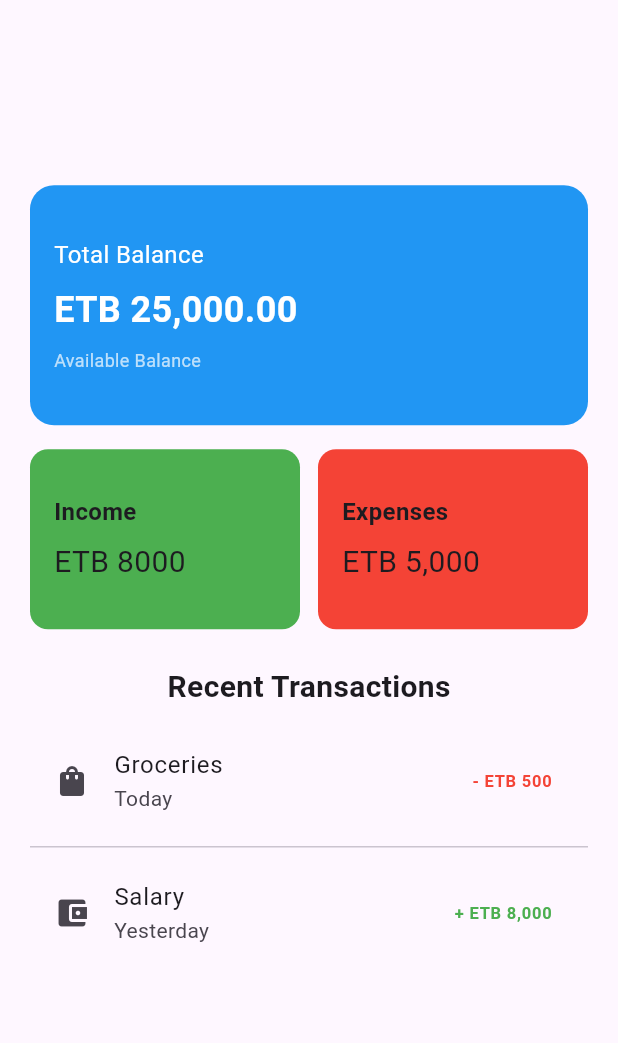
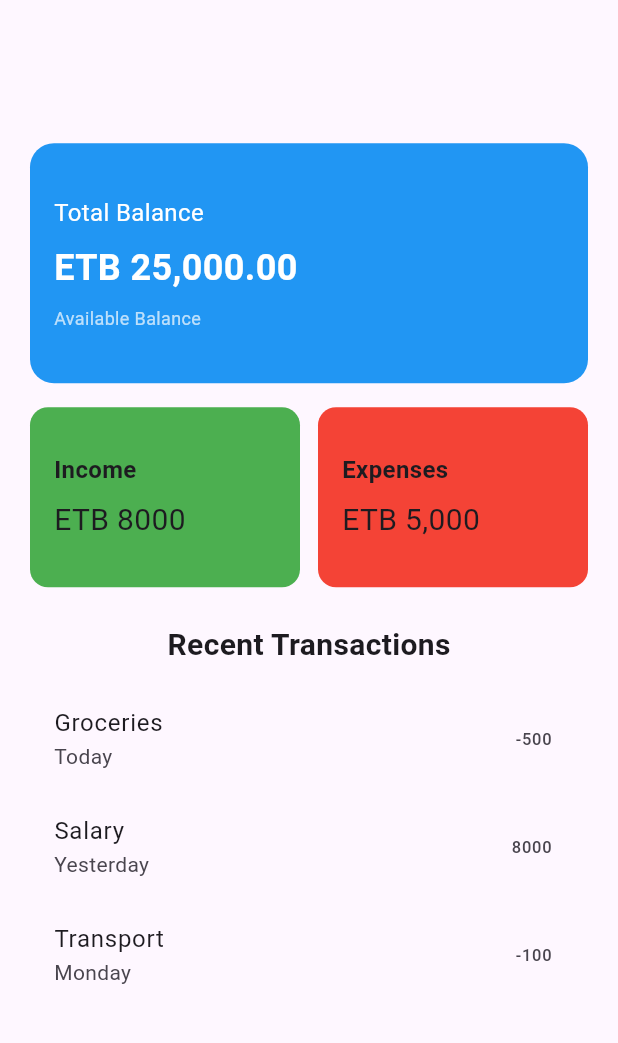
Before and after one commit to kalebbirhanu/fintracker, a Flutter app: the screen it shows after launch, on a phone screen of 412 x 824 dp, the part 84-1127 px from its top. Run offline on Flutter 3.47's test engine with Material 3 defaults, Android fonts, the phone set to English and light mode, and no system bars.

Commit message:
list of transactions

```diff
--- a/lib/main.dart
+++ b/lib/main.dart
@@ -51,7 +51,45 @@ class MyHomePage extends StatelessWidget {
   Widget build(BuildContext context) {
     // This method is rerun every time setState is called, for instance as done
     // by the _incrementCounter method above.
-    //
+
+
+    final transactions = [{
+      'title': 'Groceries',
+      'date': 'Today',
+      'amount': -500,
+      'isIncome': false,
+    },
+
+    {
+        'title': 'Salary',
+        'date': 'Yesterday',
+        'amount': 8000,
+        'isIncome': true,
+      },
+
+    {
+      'title': 'Transport',
+      'date': 'Monday',
+      'amount': -100,
+      'isIncome': false,
+    }
+    ];
+
+
+
+    final transactionWidgets = List.generate(transactions.length, (index) {
+
+     return ListTile(title: Text(transactions[index]['title'].toString()),
+      subtitle: Text(transactions[index]['date'].toString()),
+      trailing: Text(transactions[index]['amount'].toString()));
+    }
+
+
+
+
+
+      );
+
     // The Flutter framework has been optimized to make rerunning build methods
     // fast, so that you can just rebuild anything that needs updating rather
     // than having to individually change instances of widgets.
@@ -177,31 +215,8 @@ class MyHomePage extends StatelessWidget {
                   style: TextStyle(fontSize: 20, fontWeight: FontWeight.bold),
                 ),
                 SizedBox(height: 12),
-                ListTile(
-                  leading: Icon(Icons.shopping_bag),
-                  title: Text('Groceries'),
-                  subtitle: Text('Today'),
-                  trailing: Text(
-                    '- ETB 500',
-                    style: TextStyle(
-                      color: Colors.red,
-                      fontWeight: FontWeight.bold,
-                    ),
-                  ),
-                ),
-                Divider(),
-                ListTile(
-                  leading: Icon(Icons.account_balance_wallet),
-                  title: Text('Salary'),
-                  subtitle: Text('Yesterday'),
-                  trailing: Text(
-                    '+ ETB 8,000',
-                    style: TextStyle(
-                      color: Colors.green,
-                      fontWeight: FontWeight.bold,
-                    ),
-                  ),
-                ),
+
+               ...transactionWidgets,
               ],
             ),
           ),
```
